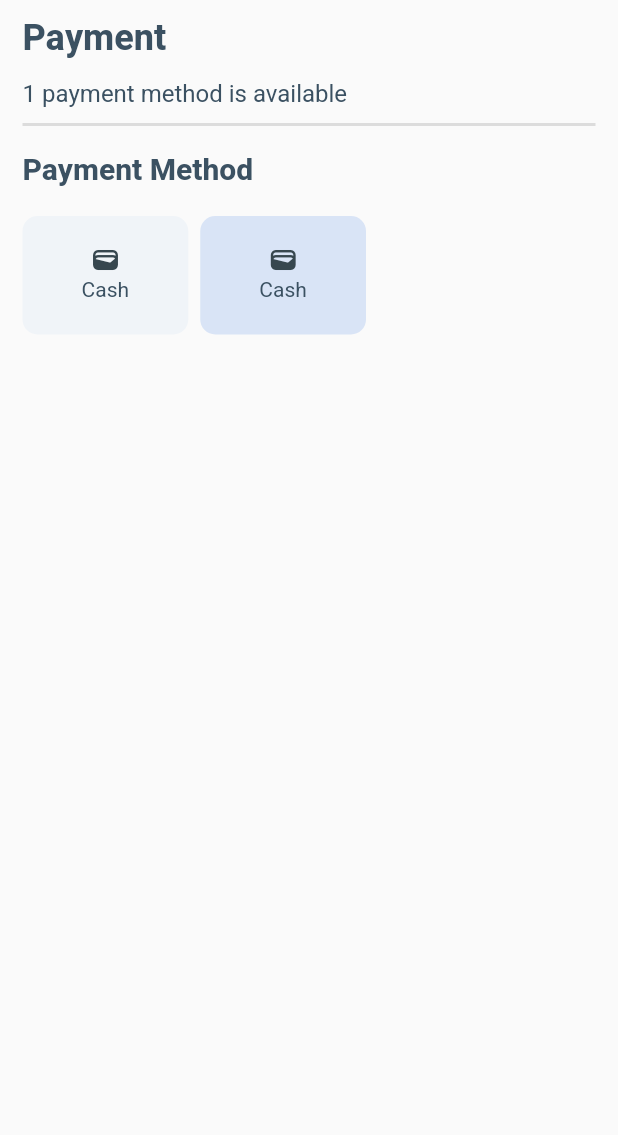
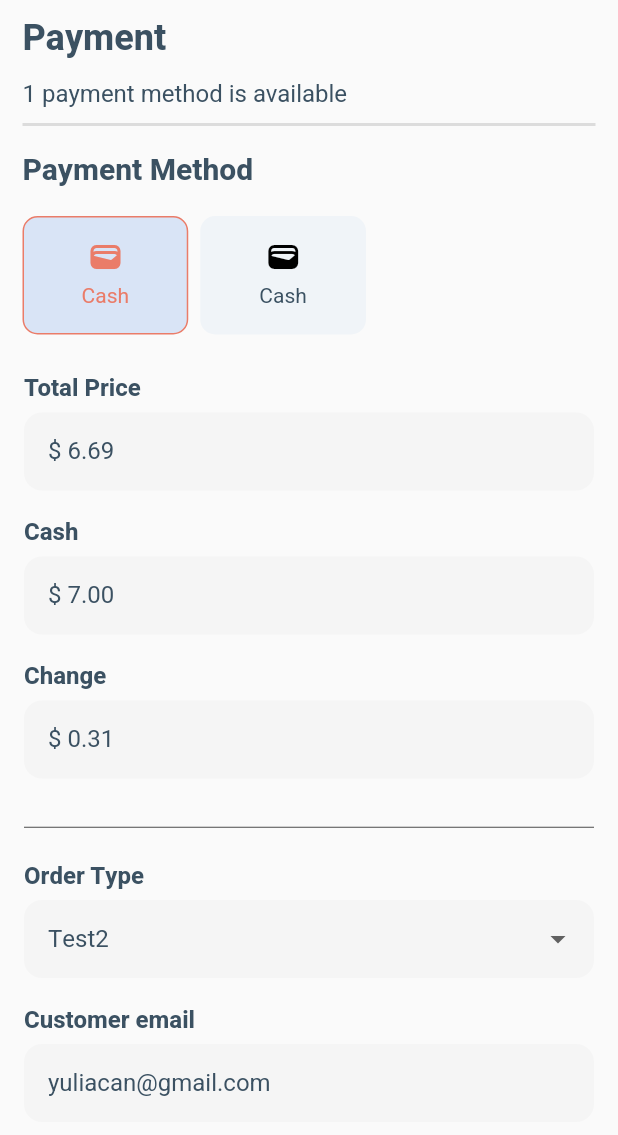
Before and after one commit to Liayuu/cashier-app, a Flutter app: the screen it shows after launch, on a phone screen of 412 x 824 dp. Shown: the top 1135 px of the screen. Run offline on Flutter 3.47's test engine with Material 2 defaults, Android fonts, the phone set to English and light mode, and no system bars; our stand-ins replace badges, flutter_svg, get; generated files the repository leaves out were written again.

Commit message:
Payment done

```diff
--- a/lib/themes/color_pallete.dart
+++ b/lib/themes/color_pallete.dart
@@ -24,6 +24,7 @@ class Pallete {
   static const darkShadow = Color(0xFF333333);
   static const darkunselectedColor = Color(0XFF2a2d38);
   static const darkSelectedColor = Color(0xFF555c67);
+  static const darkCursorColor = Color.fromARGB(255, 115, 124, 139);
 
   //! Light Theme Color
   static const lightWhiteBg = Color(0xFFFAFAFA);
--- a/lib/themes/themes.dart
+++ b/lib/themes/themes.dart
@@ -214,6 +214,7 @@ class Themes {
         shadowColor: Pallete.darkShadow,
         colorScheme: const ColorScheme.dark(
             primary: Pallete.primary,
+            outline: Pallete.white,
             background: Pallete.darkBackground,
             secondary: Pallete.darkSecBackground),
         unselectedWidgetColor: Pallete.darkunselectedColor,
@@ -308,16 +309,17 @@ class Themes {
             fontSize: 13.0,
             fontWeight: FontWeight.normal,
             height: 1.5,
-            color: Colors.white54,
+            color: Pallete.darkCursorColor,
           ),
           filled: true,
           fillColor: Pallete.darkFormBackground,
           enabledBorder: OutlineInputBorder(
             borderRadius: BorderRadius.circular(12.0),
-            borderSide: BorderSide.none,
+            borderSide: BorderSide(color: Pallete.darkunselectedColor),
           ),
           focusedBorder: OutlineInputBorder(
-              borderRadius: BorderRadius.circular(12.0), borderSide: BorderSide.none),
+              borderRadius: BorderRadius.circular(12.0),
+              borderSide: BorderSide(color: Pallete.darkCursorColor)),
           errorBorder: OutlineInputBorder(
               borderRadius: BorderRadius.circular(12.0), borderSide: BorderSide.none),
           focusedErrorBorder: OutlineInputBorder(
--- /dev/null
+++ b/lib/views/components/bordered_input_text.dart
@@ -0,0 +1,70 @@
+import 'package:flutter/material.dart';
+import 'package:get/get.dart';
+// import 'package:get_storage/get_storage.dart';
+
+// ignore: must_be_immutable
+class BorderedInputText extends StatelessWidget {
+  // Timer _timer;
+  Function(dynamic)? data;
+  // final productForm = Get.find<ProductController>();
+  // final box = GetStorage();
+  String? hint;
+  bool addSuffix;
+  TextEditingController? textEditingController;
+  bool readOnly;
+  var maxLines;
+  var initValue;
+  var textAlign;
+  var focusNode;
+  // var model;
+  TextInputType? type;
+
+  BorderedInputText(
+      {this.hint,
+      this.addSuffix = false,
+      this.textEditingController,
+      this.readOnly = false,
+      this.maxLines,
+      this.initValue,
+      this.type,
+      this.textAlign = TextAlign.left,
+      this.focusNode,
+      this.data});
+
+  @override
+  Widget build(BuildContext context) {
+    return TextFormField(
+      controller: textEditingController,
+      readOnly: readOnly,
+      initialValue: initValue,
+      focusNode: focusNode,
+      keyboardType: type,
+      textAlign: textAlign,
+      textCapitalization: TextCapitalization.sentences,
+      cursorColor: Get.theme.primaryColor,
+      maxLines: maxLines,
+      decoration: InputDecoration(
+        isDense: true,
+        suffixIcon: addSuffix
+            ? Icon(
+                Icons.info_sharp,
+                color: Get.theme.primaryColor,
+                size: 24,
+              )
+            : null,
+        enabledBorder: Get.theme.inputDecorationTheme.enabledBorder,
+        focusedBorder: Get.theme.inputDecorationTheme.focusedBorder,
+        hintText: hint,
+        hintStyle: Get.textTheme.bodyMedium,
+      ),
+      onChanged: (value) {
+        data!(value);
+        // if (_timer?.isActive ?? false) _timer.cancel();
+        // _timer = Timer(Duration(seconds: 3), () {
+        //   productForm.productForm.productName = value;
+        //   box.write('product', productForm.productForm);
+        // });
+      },
+    );
+  }
+}
--- /dev/null
+++ b/lib/views/components/dropdown_raw.dart
@@ -0,0 +1,39 @@
+import 'package:flutter/material.dart';
+
+// ignore: must_be_immutable
+class DropdownRaw extends StatefulWidget {
+  String label;
+  dynamic selected;
+  Function(dynamic) onChanged;
+  List<DropdownMenuItem<dynamic>> menuItem;
+
+  DropdownRaw(
+      {required this.label, required this.menuItem, required this.onChanged, this.selected});
+  @override
+  _DropdownRawState createState() => _DropdownRawState();
+}
+
+class _DropdownRawState extends State<DropdownRaw> {
+  @override
+  Widget build(BuildContext context) {
+    return DropdownButton(
+      isExpanded: true,
+      hint: Text(
+        widget.label,
+        // style: TextTypography.text14.copyWith(fontWeight: FontWeight.bold),
+      ),
+      value: widget.selected,
+      items: widget.menuItem,
+      icon: Icon(
+        Icons.arrow_drop_down,
+        // color: Pallete.primary,
+      ),
+      onChanged: (dynamic data) {
+        widget.onChanged(data);
+        setState(() {
+          widget.selected = data;
+        });
+      },
+    );
+  }
+}
--- /dev/null
+++ b/lib/views/components/underline_input_text.dart
@@ -0,0 +1,42 @@
+import 'package:flutter/material.dart';
+import 'package:get/get.dart';
+
+// ignore: must_be_immutable
+class UnderlineInputText extends StatelessWidget {
+  TextEditingController? textEditingController;
+  bool readOnly;
+  var maxLines;
+  var initValue;
+  TextInputType keyboardType;
+  Function(dynamic)? onChanged;
+  TextAlign textAlign;
+
+  UnderlineInputText(
+      {this.textEditingController,
+      this.readOnly = false,
+      this.maxLines,
+      this.initValue,
+      this.onChanged,
+      this.keyboardType = TextInputType.text,
+      this.textAlign = TextAlign.left});
+
+  @override
+  Widget build(BuildContext context) {
+    return TextFormField(
+      textAlign: textAlign,
+      initialValue: initValue,
+      controller: textEditingController,
+      keyboardType: keyboardType,
+      readOnly: readOnly,
+      maxLines: maxLines,
+      onChanged: (value) {
+        onChanged!(value);
+      },
+      style: Get.textTheme.bodyMedium,
+      decoration: InputDecoration(
+          isDense: true,
+          focusedBorder: Get.theme.inputDecorationTheme.focusedBorder,
+          disabledBorder: Get.theme.inputDecorationTheme.disabledBorder),
+    );
+  }
+}
--- a/lib/views/pages/payment/payment.dart
+++ b/lib/views/pages/payment/payment.dart
@@ -1,6 +1,10 @@
+import 'dart:developer';
+
 import 'package:cashier_app/configs/language_config.dart';
 import 'package:cashier_app/themes/color_pallete.dart';
+import 'package:cashier_app/views/components/bordered_input_text.dart';
 import 'package:flutter/material.dart';
+import 'package:cashier_app/views/components/dropdown_raw.dart';
 import 'package:flutter/src/widgets/framework.dart';
 import 'package:flutter/src/widgets/placeholder.dart';
 import 'package:get/get.dart';
@@ -19,6 +23,7 @@ class _PaymentState extends State<Payment> {
   Widget build(BuildContext context) {
     return Scaffold(
         body: SafeArea(
+      child: SingleChildScrollView(
         child: Column(
           mainAxisAlignment: MainAxisAlignment.start,
           crossAxisAlignment: CrossAxisAlignment.start,
@@ -55,15 +60,30 @@ class _PaymentState extends State<Payment> {
                     child: Container(
                       height: 50,
                       decoration: BoxDecoration(
+                          border: Border.all(
+                              color: index == 0 ? Get.theme.primaryColor : Pallete.transparent),
                           borderRadius: BorderRadius.circular(10),
-                        color: index == 0 ? Get.theme.cardColor : Get.theme.unselectedWidgetColor),
+                          color:
+                              index == 0 ? Get.theme.unselectedWidgetColor : Get.theme.cardColor),
                       child: Column(
                         mainAxisAlignment: MainAxisAlignment.center,
                         crossAxisAlignment: CrossAxisAlignment.center,
                         children: [
-                        Icon(Icons.wallet),
+                          Icon(
+                            Icons.wallet,
+                            size: 24,
+                            color: index == 0
+                                ? Get.theme.colorScheme.primary
+                                : Get.theme.colorScheme.outline,
+                          ),
+                          const SizedBox(
+                            height: 4,
+                          ),
                           Text(lang().paymentType("CASH").capitalize!,
-                            style: Get.textTheme.bodyMedium),
+                              style: index == 0
+                                  ? Get.textTheme.bodyMedium!
+                                      .copyWith(color: Get.theme.primaryColor)
+                                  : Get.textTheme.bodyMedium),
                         ],
                       ),
                     ),
@@ -73,104 +93,94 @@ class _PaymentState extends State<Payment> {
                 scrollDirection: Axis.horizontal,
               ),
             ),
-          // SizedBox(
-          //   width: Get.width,
-          //   height: 80,
-          //   child: Padding(
-          //     padding: const EdgeInsets.only(top: 15, left: 15),
-          //     child: Row(
-          //       crossAxisAlignment: CrossAxisAlignment.start,
-          //       mainAxisAlignment: MainAxisAlignment.start,
-          //       mainAxisSize: MainAxisSize.max,
-          //       children: [
-          //         AspectRatio(
-          //           aspectRatio: 1,
-          //           child: Container(
-          //             child: Column(
-          //               crossAxisAlignment: CrossAxisAlignment.center,
-          //               mainAxisAlignment: MainAxisAlignment.center,
-          //               children: [
-          //                 Icon(Icons.wallet),
-          //                 Text("Cash"),
-          //               ],
-          //             ),
-          //             decoration: BoxDecoration(
-          //                 borderRadius: BorderRadius.circular(10),
-          //                 color: Get.theme.primaryColorLight.withOpacity(0.90)),
-          //           ),
-          //         )
-          //       ],
-          //     ),
-          //   ),
-          // ),
-          // Expanded(
-          //   child: ListView(
-          //     shrinkWrap: true,
-          //     children: [
-          //       Form(
-          //         key: _formKey,
-          //         child: SingleChildScrollView(
-          //           child: Container(
-          //             padding: EdgeInsets.only(top: 20, left: 15, bottom: 15),
-          //             child: Column(
-          //               children: [
-          //                 Row(
-          //                   crossAxisAlignment: CrossAxisAlignment.start,
-          //                   children: [
-          //                     Text("Sub Total"),
-          //                   ],
-          //                 ),
-          //                 Padding(
-          //                   padding: const EdgeInsets.all(8.0),
-          //                   child: TextFormField(),
-          //                 ),
-          //                 Row(
-          //                   crossAxisAlignment: CrossAxisAlignment.start,
-          //                   children: [
-          //                     Text("Cash"),
-          //                   ],
-          //                 ),
-          //                 Padding(
-          //                   padding: const EdgeInsets.all(8.0),
-          //                   child: TextFormField(),
-          //                 ),
-          //                 Row(
-          //                   crossAxisAlignment: CrossAxisAlignment.start,
-          //                   children: [
-          //                     Text("Change"),
-          //                   ],
-          //                 ),
-          //                 Padding(
-          //                   padding: const EdgeInsets.all(8.0),
-          //                   child: TextFormField(),
-          //                 ),
-          //                 ExpansionTile(
-          //                   children: const [
-          //                     ListTile(title: Text("Dine In")),
-          //                     ListTile(title: Text("Take away")),
-          //                   ],
-          //                   title: const Text("Order Type"),
-          //                 ),
-          //                 Row(
-          //                   crossAxisAlignment: CrossAxisAlignment.start,
-          //                   children: [
-          //                     Text("Customer Email"),
-          //                   ],
-          //                 ),
-          //                 Padding(
-          //                   padding: const EdgeInsets.all(8.0),
-          //                   child: TextFormField(),
-          //                 ),
-          //               ],
-          //             ),
-          //           ),
-          //         ),
-          //       ),
-          //     ],
-          //   ),
-          // ),
+            Form(
+              key: _formKey,
+              child: Padding(
+                padding: const EdgeInsets.all(16),
+                child: Column(
+                  mainAxisAlignment: MainAxisAlignment.start,
+                  crossAxisAlignment: CrossAxisAlignment.start,
+                  children: [
+                    _payForm(title: lang().subTotal, formText: "\$ 6.69", readOnly: true),
+                    _payForm(title: lang().cash, formText: "\$ 7.00"),
+                    _payForm(title: lang().change, formText: "\$ 0.31")
                   ],
+                ),
+              ),
+            ),
+            Padding(
+              padding: const EdgeInsets.fromLTRB(16, 0, 16, 16),
+              child: Divider(height: 1, color: Get.theme.colorScheme.outline.withOpacity(0.7)),
+            ),
+            Padding(
+              padding: const EdgeInsets.fromLTRB(16, 4, 16, 4),
+              child: Text(
+                lang().orderType,
+                style: Get.textTheme.bodyLarge!.copyWith(fontWeight: FontWeight.w700),
+              ),
+            ),
+            Padding(
+              padding: const EdgeInsets.fromLTRB(16, 0, 16, 0),
+              child: DropdownButtonFormField(
+                value: 2,
+                onChanged: (value) {},
+                items: [
+                  DropdownMenuItem(
+                    child: Text("Test1"),
+                    value: 1,
+                  ),
+                  DropdownMenuItem(
+                    child: Text("Test2"),
+                    value: 2,
+                  )
+                ],
+                decoration: InputDecoration(
+                    enabledBorder: Get.theme.inputDecorationTheme.enabledBorder,
+                    focusedBorder: Get.theme.inputDecorationTheme.focusedBorder),
+              ),
+            ),
+            Padding(
+              padding: const EdgeInsets.all(16),
+              child: _payForm(title: lang().custEmail, formText: "yuliacan@gmail.com"),
+            )
+          ],
+        ),
       ),
     ));
   }
+
+  Widget _payForm(
+      {required String title,
+      required String formText,
+      String? hintText,
+      bool readOnly = false,
+      String? Function(String?)? validator,
+      dynamic Function(dynamic)? onChanged}) {
+    return Padding(
+      padding: const EdgeInsets.only(bottom: 16),
+      child: Column(
+        mainAxisAlignment: MainAxisAlignment.start,
+        crossAxisAlignment: CrossAxisAlignment.start,
+        children: [
+          Padding(
+            padding: const EdgeInsets.only(bottom: 4),
+            child: Text(
+              title,
+              style: Get.textTheme.bodyLarge!.copyWith(fontWeight: FontWeight.w700),
+            ),
+          ),
+          FormField(
+            validator: validator,
+            builder: (field) => BorderedInputText(
+              addSuffix: false,
+              readOnly: readOnly,
+              textEditingController: TextEditingController(text: formText),
+              hint: hintText,
+              data: onChanged,
+            ),
+          ),
+        ],
+      ),
+    );
   }
+}
```
Lines whose indentation alone changed are shown as unchanged.
